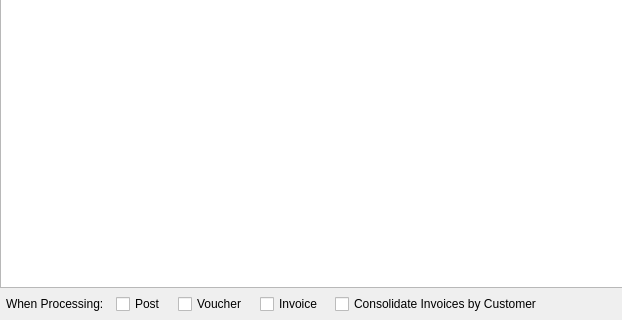
First picture: the form in xttelite/trunk/resources/client/uiforms/timeExpenseSheets.ui, repository WooodHead/xtuple, before the edit; both pictures show x 0 to 622 and y 280 to 600 of the 800 by 600 pixel window.
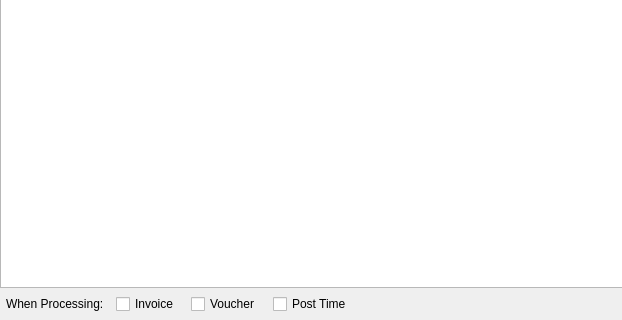
Second picture: the form after the edit. Custom widgets are drawn as their Qt base class.

Commit message: issue #12022: Provide new means to run consolidated invoices.  If multiple invoices are processed at once, they will consolidate automatically.

```diff
--- a/xttelite/trunk/resources/client/uiforms/timeExpenseSheets.ui
+++ b/xttelite/trunk/resources/client/uiforms/timeExpenseSheets.ui
@@ -221,20 +221,6 @@
        </property>
       </widget>
      </item>
-     <item>
-      <widget class="XCheckBox" name="_post">
-       <property name="text">
-        <string>Post</string>
-       </property>
-      </widget>
-     </item>
-     <item>
-      <widget class="XCheckBox" name="_voucher">
-       <property name="text">
-        <string>Voucher</string>
-       </property>
-      </widget>
-     </item>
      <item>
       <widget class="XCheckBox" name="_invoice">
        <property name="text">
@@ -243,9 +229,16 @@
       </widget>
      </item>
      <item>
-      <widget class="XCheckBox" name="_consolidate">
+      <widget class="XCheckBox" name="_voucher">
        <property name="text">
-        <string>Consolidate Invoices by Customer</string>
+        <string>Voucher</string>
+       </property>
+      </widget>
+     </item>
+     <item>
+      <widget class="XCheckBox" name="_post">
+       <property name="text">
+        <string>Post Time</string>
        </property>
       </widget>
      </item>
```
Left out of the diff: 3 changed lines with no effect on the pictures. The commit also changes 10 other files.
